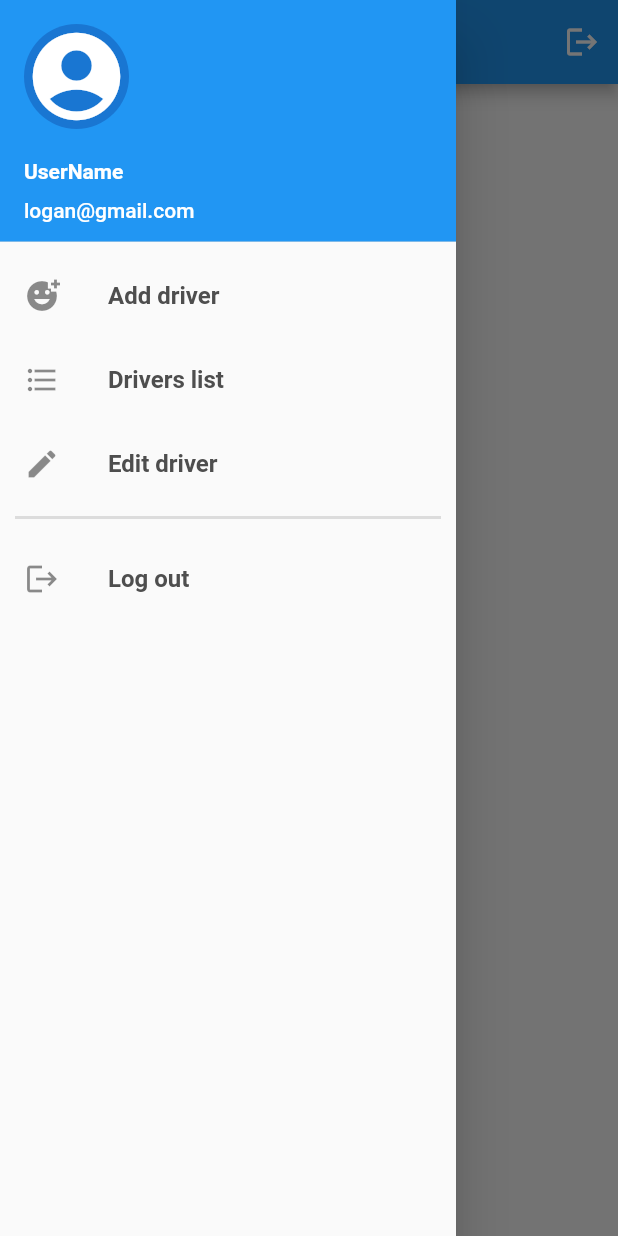
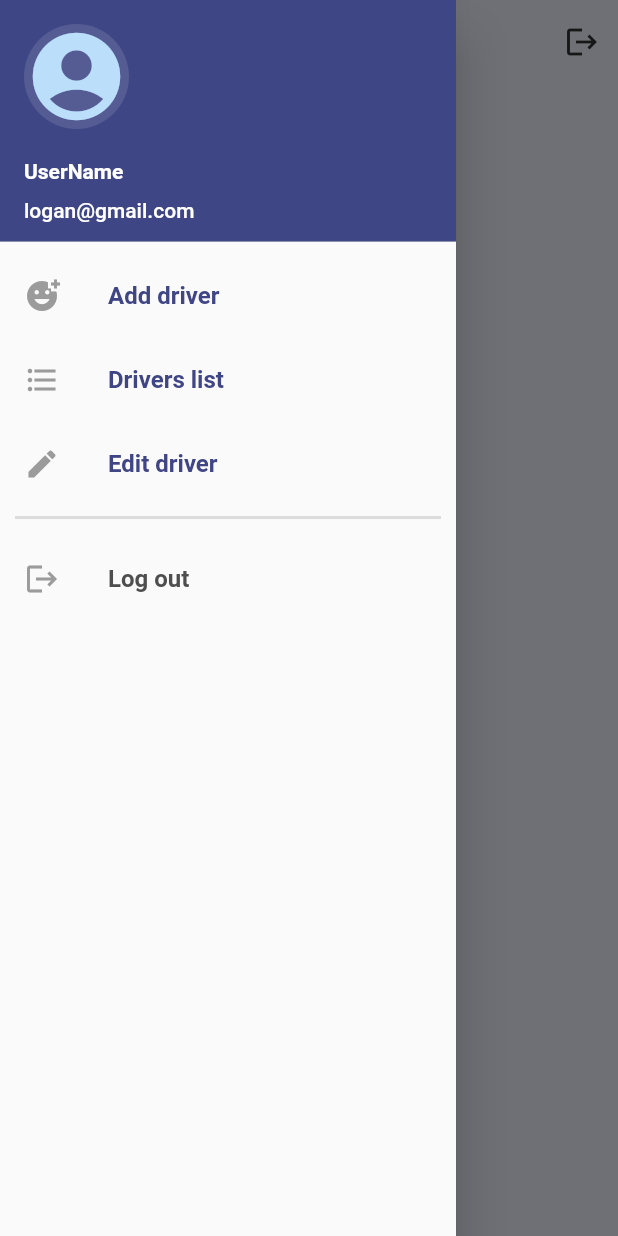
Before and after one commit to logan0501/Closensor, a Flutter app: the MyHomePage screen opened directly, with the side drawer open, on a phone screen of 412 x 824 dp. Run offline on Flutter 3.47's test engine with Material 2 defaults, Android fonts, the phone set to English and light mode, and no system bars; our stand-ins replace cloud_firestore, firebase_auth, firebase_core, syncfusion_flutter_charts; accounts and stored records are empty; network calls fail.

Commit message:
Edited app's ui

```diff
--- a/lib/screens/home_screen.dart
+++ b/lib/screens/home_screen.dart
@@ -37,15 +37,33 @@ class _MyHomePageState extends State<MyHomePage> {
     // fast, so that you can just rebuild anything that needs updating rather
     // than having to individually change instances of widgets.
     return Scaffold(
+      backgroundColor: Color(0xffF1F5FE),
       appBar: AppBar(
         // Here we take the value from the MyHomePage object that was created by
         // the App.build method, and use it to set our appbar title.
-        title: Text('DashBoard'),
+        title: Text(
+          'DashBoard',
+          style:
+              TextStyle(color: Color(0xff525B92), fontWeight: FontWeight.bold),
+        ),
+        backgroundColor: Color(0xffF1F5FE),
+        elevation: 0,
         centerTitle: true,
-
+        leading: Builder(
+          builder: (context) => IconButton(
+            icon: Icon(
+              Icons.menu_rounded,
+              color: Color(0xff333333),
+            ),
+            onPressed: () => Scaffold.of(context).openDrawer(),
+          ),
+        ),
         actions: [
           IconButton(
-            icon: Icon(Icons.logout),
+            icon: Icon(
+              Icons.logout,
+              color: Color(0xff333333),
+            ),
             onPressed: () {
               FirebaseAuth.instance.signOut();
               Navigator.pushReplacement(context,
@@ -83,18 +101,44 @@ class _MyHomePageState extends State<MyHomePage> {
                 },
                 child: Container(
                   margin: EdgeInsets.all(5),
-                  padding: EdgeInsets.all(10),
+                  child: Container(
+                    decoration: BoxDecoration(boxShadow: [
+                      BoxShadow(
+                          color: Colors.black.withOpacity(0.1),
+                          blurRadius: 10,
+                          spreadRadius: 2,
+                          offset: Offset(0, 10))
+                    ]),
                     child: Card(
+                      color: Color(0xffFFFFFF),
+                      elevation: 0,
                       child: ListTile(
-                      title: Text("Name : ${data["Name"]}"),
+                        leading: Icon(
+                          Icons.account_box_rounded,
+                          size: 45,
+                          color: Color(0xff555C93).withOpacity(0.5),
+                        ),
+                        title: Padding(
+                          padding: const EdgeInsets.only(top: 10.0),
+                          child: Text(
+                            "Name : ${data["Name"]}",
+                            style: TextStyle(
+                                fontWeight: FontWeight.bold,
+                                color: Color(0xff020202)),
+                          ),
+                        ),
                         subtitle: Container(
-                        margin: EdgeInsets.only(top: 10),
+                          margin: EdgeInsets.only(top: 5, bottom: 10),
                           child: Column(
                               crossAxisAlignment: CrossAxisAlignment.start,
                               children: [
-                              Text("Vehicle Type : ${data["Vehicle Type"]}"),
+                                Text(
+                                  "Vehicle Type : ${data["Vehicle Type"]}",
+                                  style: TextStyle(color: Color(0xff717171)),
+                                ),
                                 Text("Vehicle Num : ${data["Vehicle Num"]}"),
                               ]),
+                        ),
                       ),
                     ),
                   ),
@@ -112,12 +156,13 @@ class _MyHomePageState extends State<MyHomePage> {
           children: [
             DrawerHeader(
               decoration: BoxDecoration(
-                color: Colors.blue,
+                color: Color(0xff3E4685),
               ),
               child: Column(
                 crossAxisAlignment: CrossAxisAlignment.start,
                 children: [
                   CircleAvatar(
+                    backgroundColor: Color(0xff555C93),
                     radius: 35,
                     child: Icon(
                       Icons.account_circle,
@@ -148,9 +193,12 @@ class _MyHomePageState extends State<MyHomePage> {
                 style: TextStyle(
                     fontWeight: FontWeight.bold,
                     fontSize: 16,
-                    color: Color(0xff4E4E4E)),
+                    color: Color(0xff404585)),
               ),
-              leading: Icon(Icons.add_reaction),
+              leading: Icon(
+                Icons.add_reaction,
+                color: Color(0xff9B9B9B),
+              ),
               onTap: () {
                 Navigator.pop(context);
                 Navigator.push(context,
@@ -163,9 +211,12 @@ class _MyHomePageState extends State<MyHomePage> {
                 style: TextStyle(
                     fontWeight: FontWeight.bold,
                     fontSize: 16,
-                    color: Color(0xff4E4E4E)),
+                    color: Color(0xff404585)),
               ),
-              leading: Icon(Icons.format_list_bulleted),
+              leading: Icon(
+                Icons.format_list_bulleted,
+                color: Color(0xff9B9B9B),
+              ),
               onTap: () {
                 // Update the state of the app.
                 // ...
@@ -177,9 +228,12 @@ class _MyHomePageState extends State<MyHomePage> {
                 style: TextStyle(
                     fontWeight: FontWeight.bold,
                     fontSize: 16,
-                    color: Color(0xff4E4E4E)),
+                    color: Color(0xff404585)),
               ),
-              leading: Icon(Icons.edit),
+              leading: Icon(
+                Icons.edit,
+                color: Color(0xff9B9B9B),
+              ),
               onTap: () {
                 // Update the state of the app.
                 // ...
@@ -199,7 +253,10 @@ class _MyHomePageState extends State<MyHomePage> {
                     fontSize: 16,
                     color: Color(0xff4E4E4E)),
               ),
-              leading: Icon(Icons.logout),
+              leading: Icon(
+                Icons.logout,
+                color: Color(0xff9B9B9B),
+              ),
               onTap: () {
                 FirebaseAuth.instance.signOut();
                 Navigator.pushReplacement(context,
--- a/lib/screens/landing_screen.dart
+++ b/lib/screens/landing_screen.dart
@@ -102,7 +102,7 @@ class LandingScreen extends StatelessWidget {
                             height: 20,
                           ),
                           Text(
-                            "OWNER",
+                            "DRIVER",
                             style: TextStyle(
                                 fontWeight: FontWeight.bold,
                                 color: Color(0xff3D4785)),
```
Also changed, not shown: lib/screens/dashboard_screen.dart (+14 -1 lines), lib/screens/signin_screen.dart (+33 -12 lines). Lines whose indentation alone changed are shown as unchanged.
